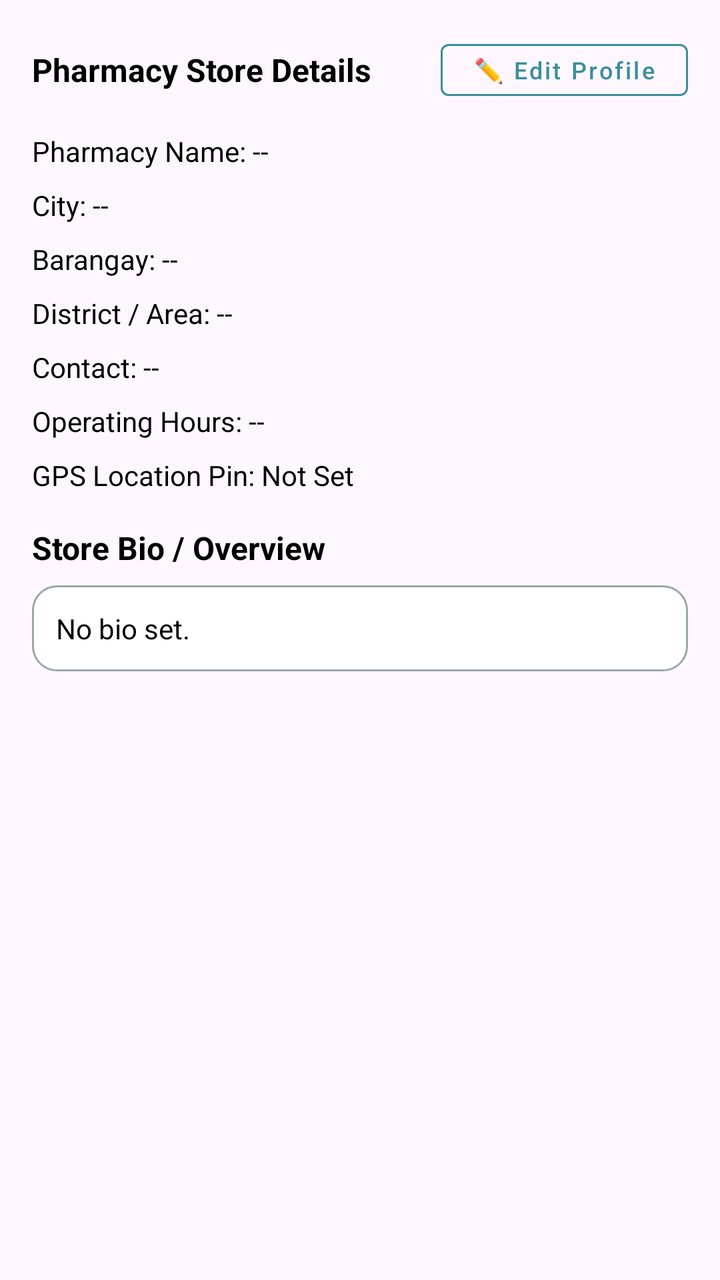
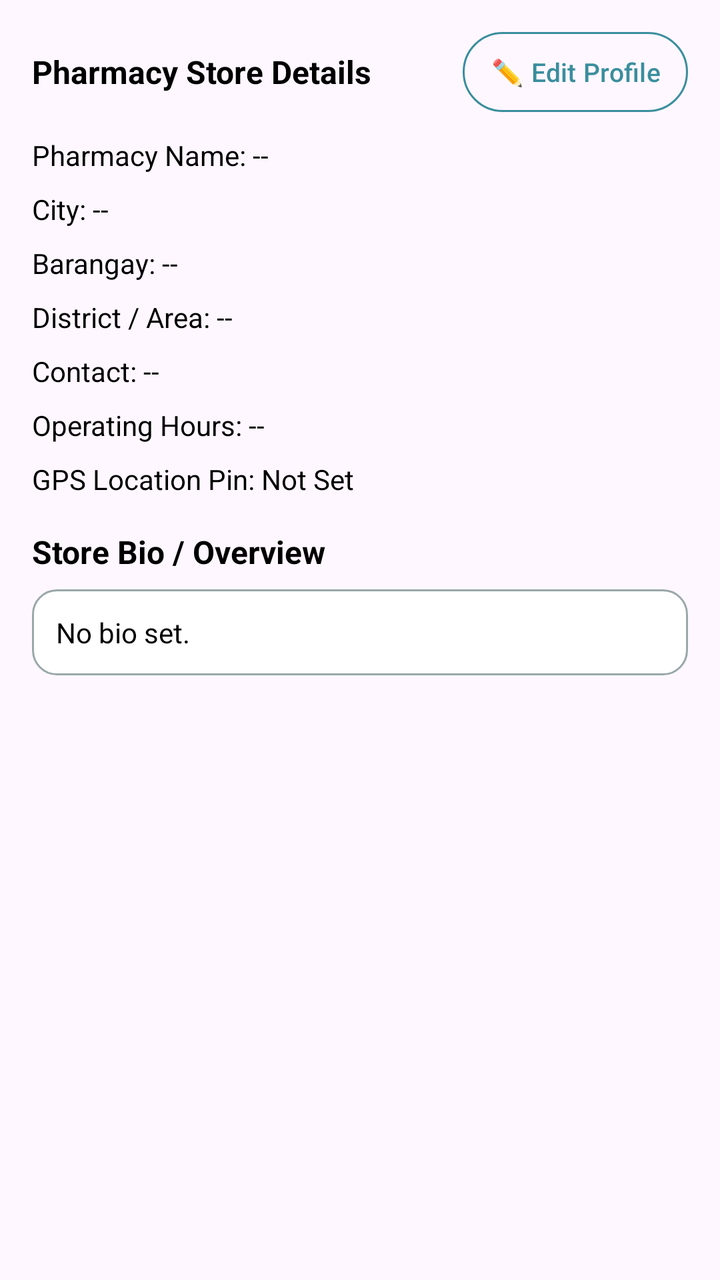

The first picture is an Android layout as it rendered before a commit; the second is the same layout after the commit. The layout source and the unified diff follow.
<!-- AndroidManifest.xml: application theme Theme.PharmaFind -->
<!-- res/layout/fragment_pharmacy_tab_about.xml -->
<?xml version="1.0" encoding="utf-8"?>
<ScrollView xmlns:android="http://schemas.android.com/apk/res/android"
    xmlns:app="http://schemas.android.com/apk/res-auto"
    android:layout_width="match_parent"
    android:layout_height="match_parent"
    android:padding="16dp">

    <LinearLayout
        android:layout_width="match_parent"
        android:layout_height="wrap_content"
        android:orientation="vertical">

        <LinearLayout
            android:layout_width="match_parent"
            android:layout_height="wrap_content"
            android:gravity="center_vertical"
            android:orientation="horizontal">

            <TextView
                android:layout_width="0dp"
                android:layout_height="wrap_content"
                android:layout_weight="1"
                android:text="Pharmacy Store Details"
                android:textColor="@color/black"
                android:textSize="16sp"
                android:textStyle="bold" />

            <com.google.android.material.button.MaterialButton
                android:id="@+id/btnEditPharmacyProfileTab"
                style="@style/Widget.MaterialComponents.Button.OutlinedButton"
                android:layout_width="wrap_content"
                android:layout_height="38dp"
                android:text="✏️ Edit Profile"
                android:textAllCaps="false"
                android:textColor="@color/primary_teal"
                android:textSize="12sp"
                app:strokeColor="@color/primary_teal" />

        </LinearLayout>

        <TextView
            android:id="@+id/tvPharmacyNameVal"
            android:layout_width="wrap_content"
            android:layout_height="wrap_content"
            android:layout_marginTop="12dp"
            android:text="Pharmacy Name: --"
            android:textColor="@color/black"
            android:textSize="14sp" />

        <TextView
            android:id="@+id/tvCityVal"
            android:layout_width="wrap_content"
            android:layout_height="wrap_content"
            android:layout_marginTop="8dp"
            android:text="City: --"
            android:textColor="@color/black"
            android:textSize="14sp" />

        <TextView
            android:id="@+id/tvBarangayVal"
            android:layout_width="wrap_content"
            android:layout_height="wrap_content"
            android:layout_marginTop="8dp"
            android:text="Barangay: --"
            android:textColor="@color/black"
            android:textSize="14sp" />

        <TextView
            android:id="@+id/tvDistrictVal"
            android:layout_width="wrap_content"
            android:layout_height="wrap_content"
            android:layout_marginTop="8dp"
            android:text="District / Area: --"
            android:textColor="@color/black"
            android:textSize="14sp" />

        <TextView
            android:id="@+id/tvContactVal"
            android:layout_width="wrap_content"
            android:layout_height="wrap_content"
            android:layout_marginTop="8dp"
            android:text="Contact: --"
            android:textColor="@color/black"
            android:textSize="14sp" />

        <TextView
            android:id="@+id/tvHoursVal"
            android:layout_width="wrap_content"
            android:layout_height="wrap_content"
            android:layout_marginTop="8dp"
            android:text="Operating Hours: --"
            android:textColor="@color/black"
            android:textSize="14sp" />

        <TextView
            android:id="@+id/tvGpsVal"
            android:layout_width="wrap_content"
            android:layout_height="wrap_content"
            android:layout_marginTop="8dp"
            android:text="GPS Location Pin: Not Set"
            android:textColor="@color/black"
            android:textSize="14sp" />

        <TextView
            android:layout_width="wrap_content"
            android:layout_height="wrap_content"
            android:layout_marginTop="16dp"
            android:text="Store Bio / Overview"
            android:textColor="@color/black"
            android:textSize="16sp"
            android:textStyle="bold" />

        <TextView
            android:id="@+id/tvBioVal"
            android:layout_width="match_parent"
            android:layout_height="wrap_content"
            android:layout_marginTop="8dp"
            android:background="@drawable/edittext_background"
            android:padding="12dp"
            android:text="No bio set."
            android:textColor="@color/black"
            android:textSize="14sp" />

    </LinearLayout>
</ScrollView>
<!-- resources referenced by this layout -->
<resources>
  <color name="black">#FF000000</color>
  <color name="primary_teal">#3A8E9D</color>
  <!-- drawable edittext_background (drawable) -->
  <?xml version="1.0" encoding="utf-8"?>
  <selector xmlns:android="http://schemas.android.com/apk/res/android">
      <item android:state_focused="true">
          <shape>
              <corners android:radius="12dp" />
              <stroke android:width="2dp" android:color="@color/primary_teal" />
              <solid android:color="@color/white" />
          </shape>
      </item>
      <item>
          <shape>
              <corners android:radius="12dp" />
              <stroke android:width="1dp" android:color="@color/field_border" />
              <solid android:color="@color/white" />
          </shape>
      </item>
  </selector>
  <style name="Theme.PharmaFind" parent="Base.Theme.PharmaFind">
          <item name="colorPrimary">@color/primary_teal</item>
          <item name="colorOnPrimary">@color/white</item>
          <item name="colorPrimaryContainer">@color/teal_container</item>
          <item name="colorOnPrimaryContainer">@color/primary_dark</item>
          <item name="colorSecondary">@color/primary_teal</item>
          <item name="colorOnSecondary">@color/white</item>
          <item name="colorSecondaryContainer">@color/teal_container</item>
          <item name="colorOnSecondaryContainer">@color/primary_dark</item>
          <item name="colorSurface">@color/white</item>
          <item name="colorOnSurface">@color/on_surface</item>
          <item name="colorSurfaceVariant">@color/surface_variant</item>
          <item name="colorOnSurfaceVariant">@color/on_surface_variant</item>
          <item name="colorOutline">@color/outline</item>
          <item name="colorSurfaceContainerLowest">@color/white</item>
          <item name="colorSurfaceContainerLow">@color/surface_container_low</item>
          <item name="colorSurfaceContainer">@color/surface_container</item>
          <item name="colorSurfaceContainerHigh">@color/surface_container_high</item>
          <item name="colorSurfaceContainerHighest">@color/surface_container_highest</item>
          
          <item name="elevationOverlayEnabled">false</item>
      </style>
  <color name="white">#FFFFFFFF</color>
  <color name="field_border">#9AA8AA</color>
  <style name="Base.Theme.PharmaFind" parent="Theme.Material3.Light.NoActionBar">
          <item name="android:forceDarkAllowed" tools:targetApi="q">false</item>
          
          
      </style>
  <color name="teal_container">#D6EEF1</color>
  <color name="primary_dark">#1F6371</color>
  <color name="on_surface">#1B1F21</color>
  <color name="surface_variant">#E3EBEC</color>
  <color name="on_surface_variant">#3F484A</color>
  <color name="outline">#6F797A</color>
  <color name="surface_container_low">#F4F8F8</color>
  <color name="surface_container">#EEF3F4</color>
  <color name="surface_container_high">#E8EEEF</color>
  <color name="surface_container_highest">#E2E9EA</color>
</resources>

<!-- the commit's change to res/layout/fragment_pharmacy_tab_about.xml (unified diff, before → after) -->
@@ -26,15 +26,10 @@
                 android:textStyle="bold" />
 
             <com.google.android.material.button.MaterialButton
+                style="@style/Widget.PharmaFind.Button.Small"
                 android:id="@+id/btnEditPharmacyProfileTab"
-                style="@style/Widget.MaterialComponents.Button.OutlinedButton"
                 android:layout_width="wrap_content"
-                android:layout_height="38dp"
-                android:text="✏️ Edit Profile"
-                android:textAllCaps="false"
-                android:textColor="@color/primary_teal"
-                android:textSize="12sp"
-                app:strokeColor="@color/primary_teal" />
+                android:text="✏️ Edit Profile" />
 
         </LinearLayout>
 
<!-- resource entries referenced after the edit -->
@@ -20,6 +20,18 @@
           </shape>
       </item>
   </selector>
+  <style name="Widget.PharmaFind.Button.Small" parent="Widget.Material3.Button.OutlinedButton">
+          <item name="android:layout_height">40dp</item>
+          <item name="android:insetTop">0dp</item>
+          <item name="android:insetBottom">0dp</item>
+          <item name="android:paddingStart">14dp</item>
+          <item name="android:paddingEnd">14dp</item>
+          <item name="cornerRadius">20dp</item>
+          <item name="strokeColor">@color/primary_teal</item>
+          <item name="android:textColor">@color/primary_teal</item>
+          <item name="android:textSize">13sp</item>
+          <item name="android:textAllCaps">false</item>
+      </style>
   <style name="Theme.PharmaFind" parent="Base.Theme.PharmaFind">
           <item name="colorPrimary">@color/primary_teal</item>
           <item name="colorOnPrimary">@color/white</item>
